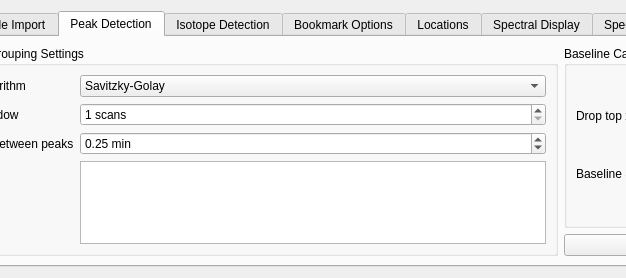
This is src/maven/forms/settingsform.ui in eugenemel/maven as Qt 5 draws it before an edit; both pictures show x 142 to 768 and y 0 to 278 of the 1094 by 278 pixel window. The edited form follows.
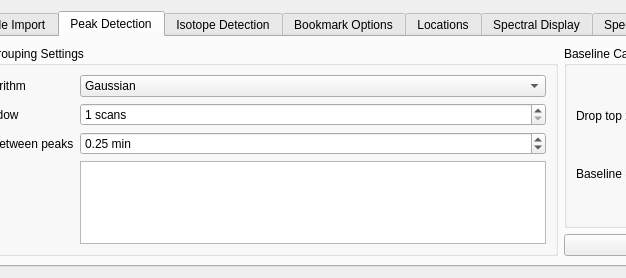
This is the edited form. The open tabs and pages were chosen to show the change. Icons and pictures are not drawn.

Commit message: Issue 255: Disable Savitzky-Golay smoothing from settings pane.

```diff
--- a/src/maven/forms/settingsform.ui
+++ b/src/maven/forms/settingsform.ui
@@ -321,11 +321,6 @@
           </item>
           <item row="0" column="1">
            <widget class="QComboBox" name="eic_smoothingAlgorithm">
-            <item>
-             <property name="text">
-              <string>Savitzky-Golay</string>
-             </property>
-            </item>
             <item>
              <property name="text">
               <string>Gaussian</string>
```
The commit also changes 1 other file.
